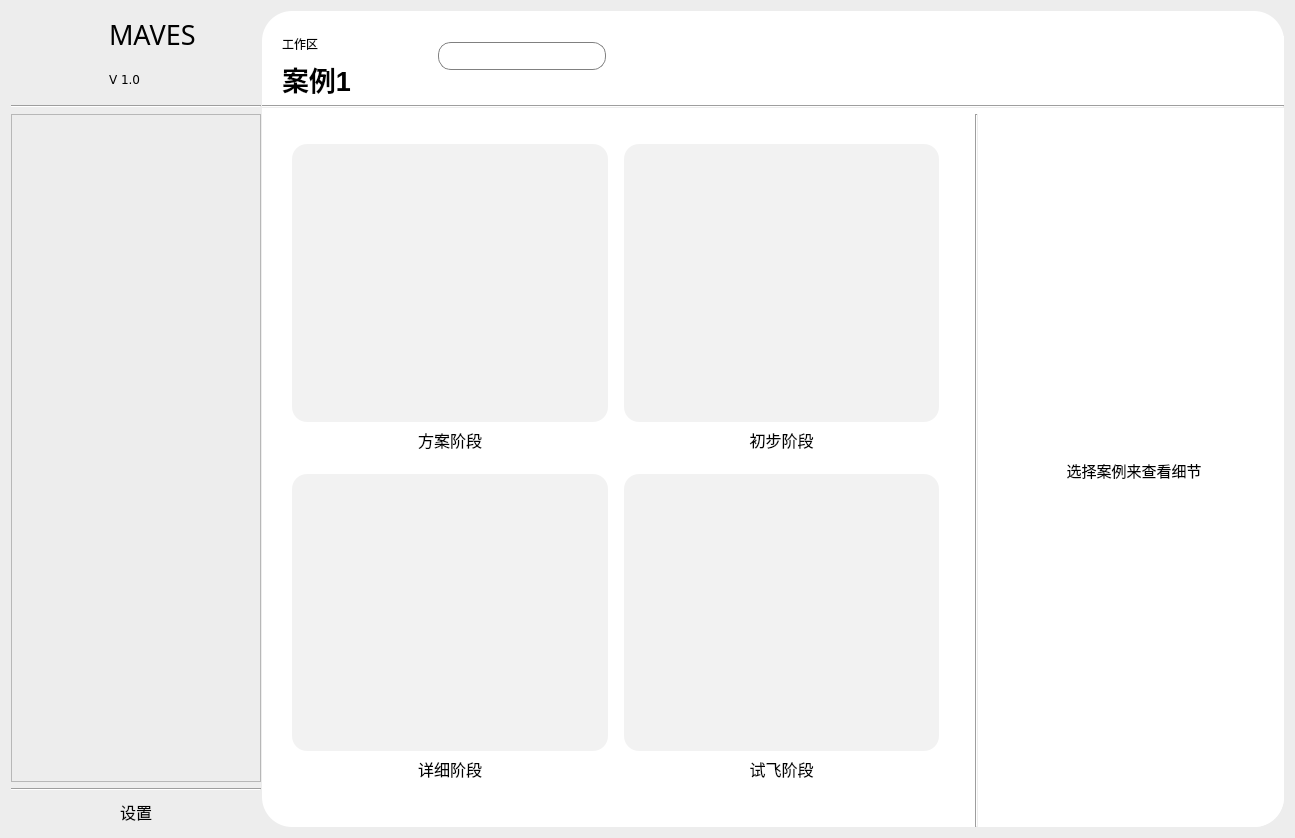
First picture: the form in src/WorkSpaceWindow.ui, repository Aiopr-bits/MAVES, before the edit.
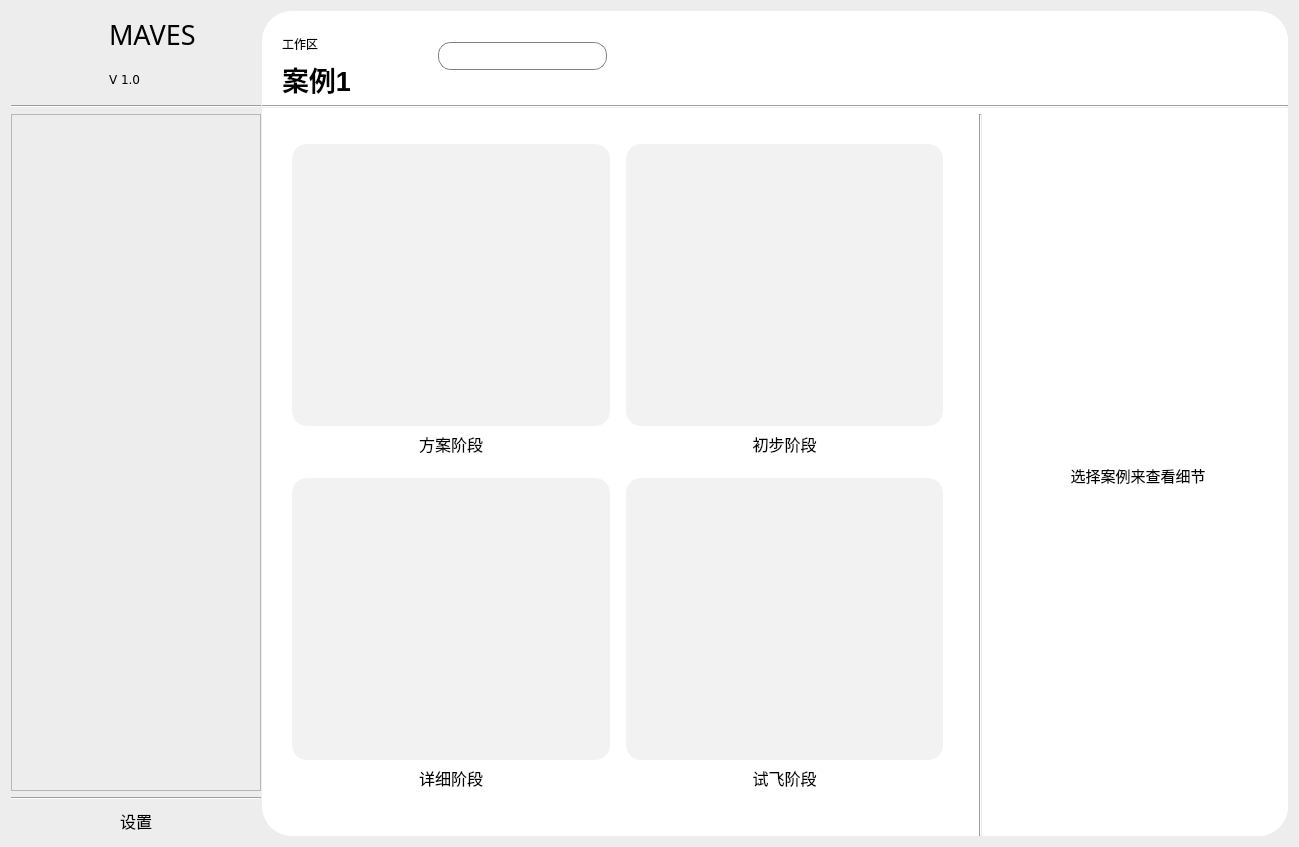
Second picture: the form after the edit. Icons and pictures are not drawn.

Commit message:
Revert "feat:工作区界面点击跳转主界面（演示用）"
This reverts commit c6bfacbac03cdaefda37cf20624e567db07bf64b.

Diff of the .ui file:
```diff
--- a/src/WorkSpaceWindow.ui
+++ b/src/WorkSpaceWindow.ui
@@ -9,8 +9,8 @@
    <rect>
     <x>0</x>
     <y>0</y>
-    <width>1295</width>
-    <height>838</height>
+    <width>1299</width>
+    <height>847</height>
    </rect>
   </property>
   <property name="minimumSize">
```
Left out of the diff: 16 changed lines with no effect on the pictures. The commit also changes 5 other files.
